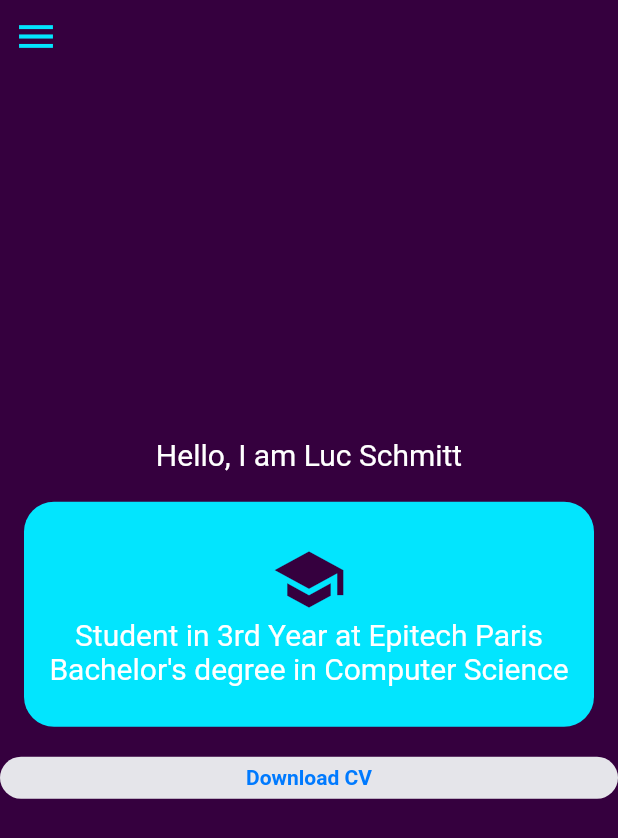
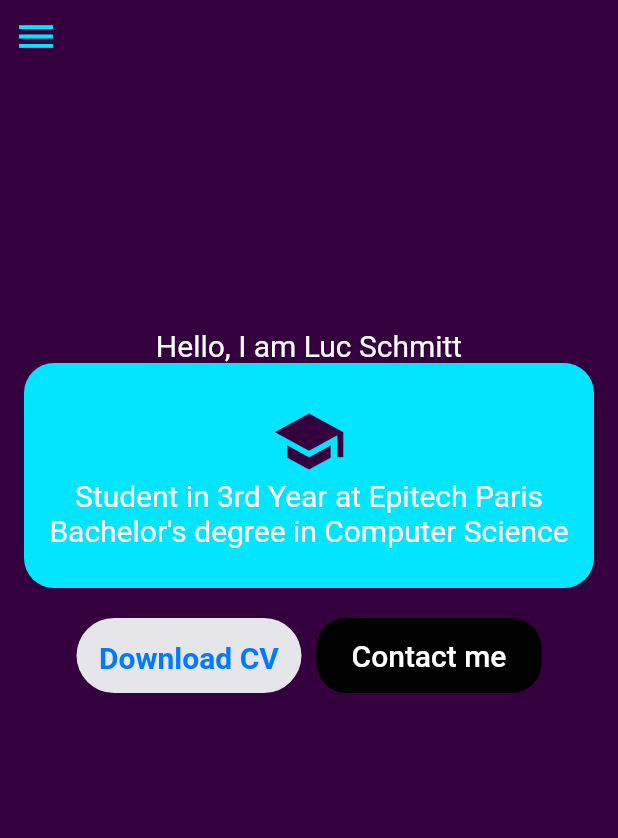
Before and after one commit to Lucsc/Portfolio-flutter, a Flutter app: the screen it shows after launch, on a phone screen of 412 x 824 dp. Shown: the top 838 px of the screen. Run offline on Flutter 3.47's test engine with Material 2 defaults, Android fonts, the phone set to English and light mode, and no system bars; our stand-ins replace adaptive_theme.

Commit message:
[ADD] button contact me on home page

```diff
--- a/portfolio/lib/Components/pages/home_page.dart
+++ b/portfolio/lib/Components/pages/home_page.dart
@@ -20,22 +20,40 @@ class HomePage extends StatelessWidget {
               onPressed: () => _scaffold.currentState!.openDrawer()),
           Center(
             child: Column(
-              mainAxisAlignment: MainAxisAlignment.center,
               children: [
+              Expanded (
+                child : Column (
+                  mainAxisAlignment: MainAxisAlignment.end,
+                  crossAxisAlignment: CrossAxisAlignment.center,
+                  children : [
+                  // const SizedBox(height: 220),
                   const Text('Hello, I am Luc Schmitt',
                       style: TextStyle(color: Colors.white, fontSize: 20)),
-                const SizedBox(height: 20),
                   student(),
                   const SizedBox(height: 20),
+                  ],
+                )),
+              Expanded (
+                  child : Row (
+                    mainAxisAlignment: MainAxisAlignment.center,
+                    crossAxisAlignment: CrossAxisAlignment.start,
+                    children: [
                       DownloadCv(
                         state: DownloadCvState.notDownloaded,
                         onDownload: () {},
                         onStopDownload: () {},
                         onOpen: () {},
+                      ),
+                      const SizedBox(width: 10),
+                      contactMe(context),
+
+                    ],
                   )
+                ),
               ],
+
             ),
-          )
+          ),
         ],
       ),
       drawer: const Sidebar(),
@@ -171,10 +189,11 @@ class ButtonShapeWidget extends StatelessWidget {
     return AnimatedContainer(
       duration: duration,
       curve: Curves.ease,
-      width: double.infinity,
+      width: 150,
+      height : 50,
       decoration: shape,
       child: Padding(
-          padding: const EdgeInsets.symmetric(vertical: 6),
+          padding: const EdgeInsets.symmetric(vertical: 15),
           child: AnimatedOpacity(
               duration: duration,
               opacity: isDownloading || isFetchingDownload ? 0 : 1,
@@ -184,6 +203,7 @@ class ButtonShapeWidget extends StatelessWidget {
                   style: Theme.of(context).textTheme.button?.copyWith(
                         fontWeight: FontWeight.bold,
                         color: CupertinoColors.activeBlue,
+                        fontSize: 20,
                       )))),
     );
   }
@@ -222,3 +242,26 @@ class ProgressIndicatorWidget extends StatelessWidget {
         ));
   }
 }
+
+Widget contactMe(BuildContext context) {
+  return Container(
+    width: 150,
+    height: 50,
+    decoration: BoxDecoration(
+      color: Colors.black,
+      borderRadius: BorderRadius.circular(20),
+    ),
+    child: Column(
+      mainAxisAlignment: MainAxisAlignment.center,
+      crossAxisAlignment: CrossAxisAlignment.center,
+      children: [
+        TextButton(
+          onPressed:  () =>
+          Navigator.of(context).pushNamed('/contact'),
+          child: const Text('Contact me',
+              style: TextStyle(color: Colors.white, fontSize: 20)),
+        ),
+      ],
+    ),
+  );
+}
```
Lines whose indentation alone changed are shown as unchanged.
